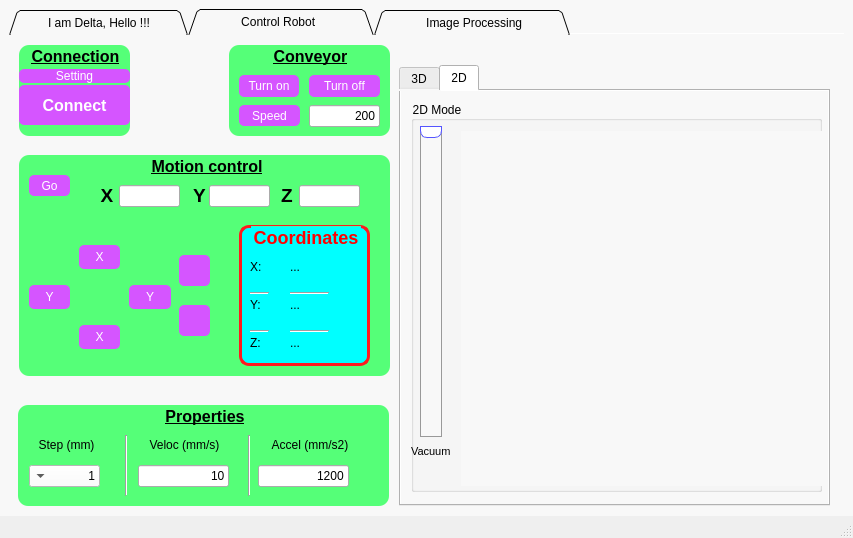
The window that mainwindow.ui (PhamTrHung/deltarobotsoftware) describes before a commit, drawn with Qt 5.
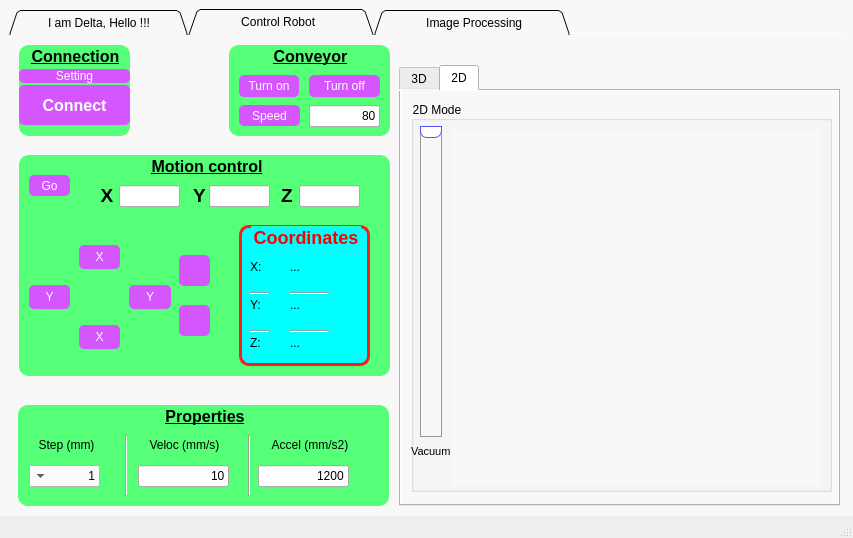
The same window after the commit. The open tabs and pages were chosen to show the change. Icons and pictures are not drawn. Custom widgets are drawn as their Qt base class.

The edit to the form file:
```diff
--- a/mainwindow.ui
+++ b/mainwindow.ui
@@ -296,7 +296,7 @@
           <string/>
          </property>
          <property name="text">
-          <string>200</string>
+          <string>80</string>
          </property>
          <property name="alignment">
           <set>Qt::AlignRight|Qt::AlignTrailing|Qt::AlignVCenter</set>
@@ -307,14 +307,23 @@
         </widget>
        </widget>
        <widget class="QTabWidget" name="tabWidget_2">
+        <property name="enabled">
+         <bool>true</bool>
+        </property>
         <property name="geometry">
          <rect>
           <x>390</x>
           <y>30</y>
-          <width>431</width>
+          <width>441</width>
           <height>441</height>
          </rect>
         </property>
+        <property name="sizePolicy">
+         <sizepolicy hsizetype="Fixed" vsizetype="Fixed">
+          <horstretch>0</horstretch>
+          <verstretch>0</verstretch>
+         </sizepolicy>
+        </property>
         <property name="currentIndex">
          <number>1</number>
         </property>
@@ -332,7 +341,7 @@
            <rect>
             <x>10</x>
             <y>10</y>
-            <width>411</width>
+            <width>421</width>
             <height>391</height>
            </rect>
           </property>
@@ -408,7 +417,7 @@
            </property>
            <property name="geometry">
             <rect>
-             <x>50</x>
+             <x>40</x>
              <y>30</y>
              <width>370</width>
              <height>355</height>
```
Left out of the diff: 8 changed lines with no effect on the pictures.
